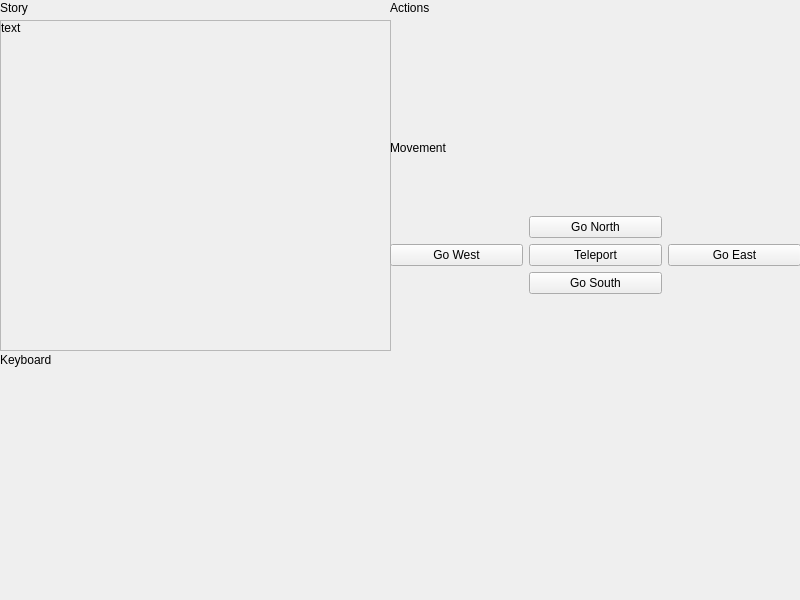
Conorh2354/Zork-With-GUI, file mainwindow.ui: the form before one commit.
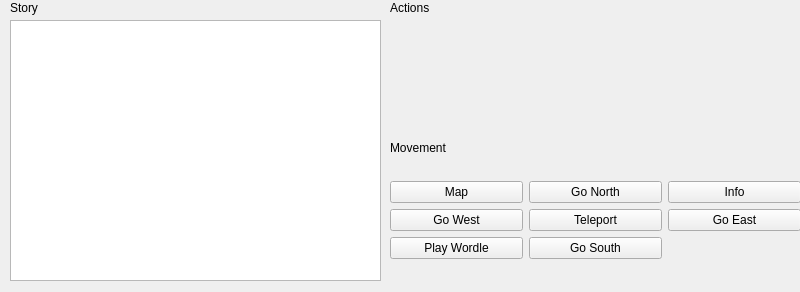
The form after the commit.

Diff of the .ui file:
```diff
--- a/mainwindow.ui
+++ b/mainwindow.ui
@@ -7,58 +7,13 @@
     <x>0</x>
     <y>0</y>
     <width>800</width>
-    <height>600</height>
+    <height>292</height>
    </rect>
   </property>
   <property name="windowTitle">
    <string>MainWindow</string>
   </property>
   <widget class="QWidget" name="centralwidget">
-   <widget class="QWidget" name="gridLayoutWidget">
-    <property name="geometry">
-     <rect>
-      <x>0</x>
-      <y>20</y>
-      <width>391</width>
-      <height>331</height>
-     </rect>
-    </property>
-    <layout class="QGridLayout" name="StoryBox">
-     <item row="0" column="0">
-      <widget class="QScrollArea" name="scrollArea">
-       <property name="widgetResizable">
-        <bool>true</bool>
-       </property>
-       <widget class="QWidget" name="scrollAreaWidgetContents">
-        <property name="geometry">
-         <rect>
-          <x>0</x>
-          <y>0</y>
-          <width>387</width>
-          <height>327</height>
-         </rect>
-        </property>
-        <widget class="QLabel" name="label">
-         <property name="geometry">
-          <rect>
-           <x>0</x>
-           <y>0</y>
-           <width>381</width>
-           <height>321</height>
-          </rect>
-         </property>
-         <property name="text">
-          <string>text</string>
-         </property>
-         <property name="alignment">
-          <set>Qt::AlignLeading|Qt::AlignLeft|Qt::AlignTop</set>
-         </property>
-        </widget>
-       </widget>
-      </widget>
-     </item>
-    </layout>
-   </widget>
    <widget class="QWidget" name="gridLayoutWidget_2">
     <property name="geometry">
      <rect>
@@ -76,7 +31,7 @@
       <x>390</x>
       <y>160</y>
       <width>411</width>
-      <height>191</height>
+      <height>121</height>
      </rect>
     </property>
     <layout class="QGridLayout" name="MovementBox">
@@ -117,34 +72,31 @@
          </property>
         </widget>
        </item>
+       <item row="0" column="0">
+        <widget class="QPushButton" name="pushButton_6">
+         <property name="text">
+          <string>Map</string>
+         </property>
+        </widget>
+       </item>
+       <item row="0" column="2">
+        <widget class="QPushButton" name="pushButton_7">
+         <property name="text">
+          <string>Info</string>
+         </property>
+        </widget>
+       </item>
+       <item row="2" column="0">
+        <widget class="QPushButton" name="pushButton_8">
+         <property name="text">
+          <string>Play Wordle</string>
+         </property>
+        </widget>
+       </item>
       </layout>
      </item>
     </layout>
    </widget>
-   <widget class="QWidget" name="gridLayoutWidget_4">
-    <property name="geometry">
-     <rect>
-      <x>0</x>
-      <y>370</y>
-      <width>801</width>
-      <height>151</height>
-     </rect>
-    </property>
-    <layout class="QGridLayout" name="gridLayout_4"/>
-   </widget>
-   <widget class="QLabel" name="txtStory">
-    <property name="geometry">
-     <rect>
-      <x>0</x>
-      <y>0</y>
-      <width>49</width>
-      <height>16</height>
-     </rect>
-    </property>
-    <property name="text">
-     <string>Story</string>
-    </property>
-   </widget>
    <widget class="QLabel" name="txtActions">
     <property name="geometry">
      <rect>
@@ -158,19 +110,6 @@
      <string>Actions</string>
     </property>
    </widget>
-   <widget class="QLabel" name="txtKeyboard">
-    <property name="geometry">
-     <rect>
-      <x>0</x>
-      <y>350</y>
-      <width>61</width>
-      <height>20</height>
-     </rect>
-    </property>
-    <property name="text">
-     <string>Keyboard</string>
-    </property>
-   </widget>
    <widget class="QLabel" name="txtMovement">
     <property name="geometry">
      <rect>
@@ -184,6 +123,29 @@
      <string>Movement</string>
     </property>
    </widget>
+   <widget class="QTextEdit" name="textEdit">
+    <property name="geometry">
+     <rect>
+      <x>10</x>
+      <y>20</y>
+      <width>371</width>
+      <height>261</height>
+     </rect>
+    </property>
+   </widget>
+   <widget class="QLabel" name="label">
+    <property name="geometry">
+     <rect>
+      <x>10</x>
+      <y>0</y>
+      <width>49</width>
+      <height>16</height>
+     </rect>
+    </property>
+    <property name="text">
+     <string>Story</string>
+    </property>
+   </widget>
   </widget>
  </widget>
  <resources/>
```
